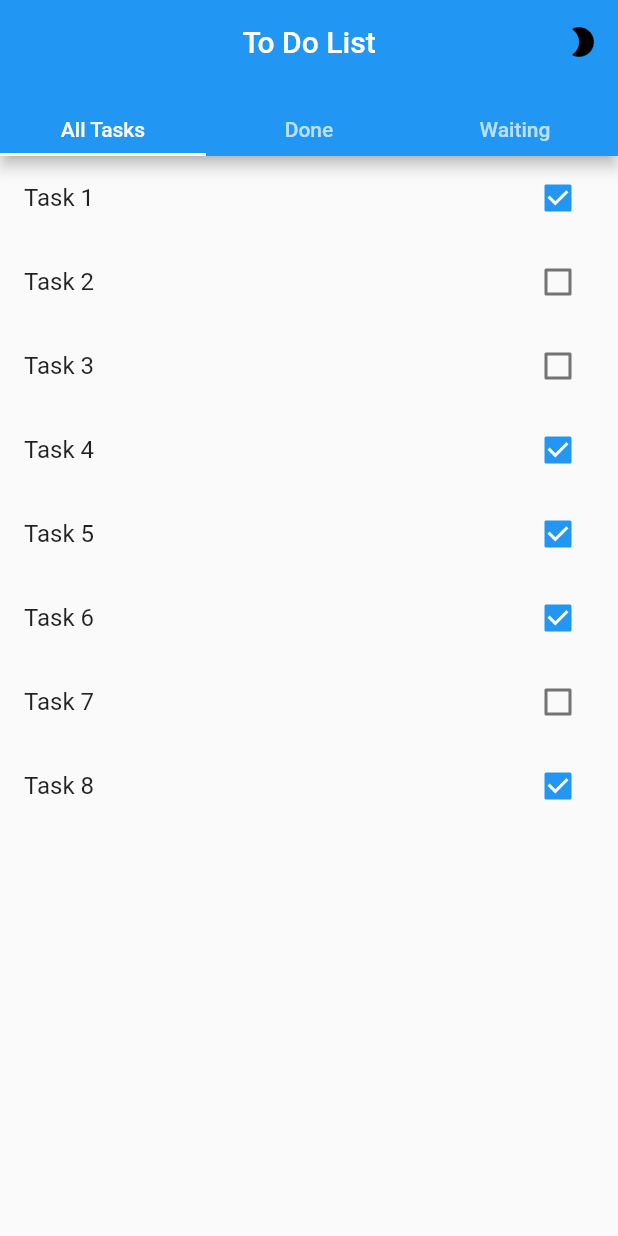
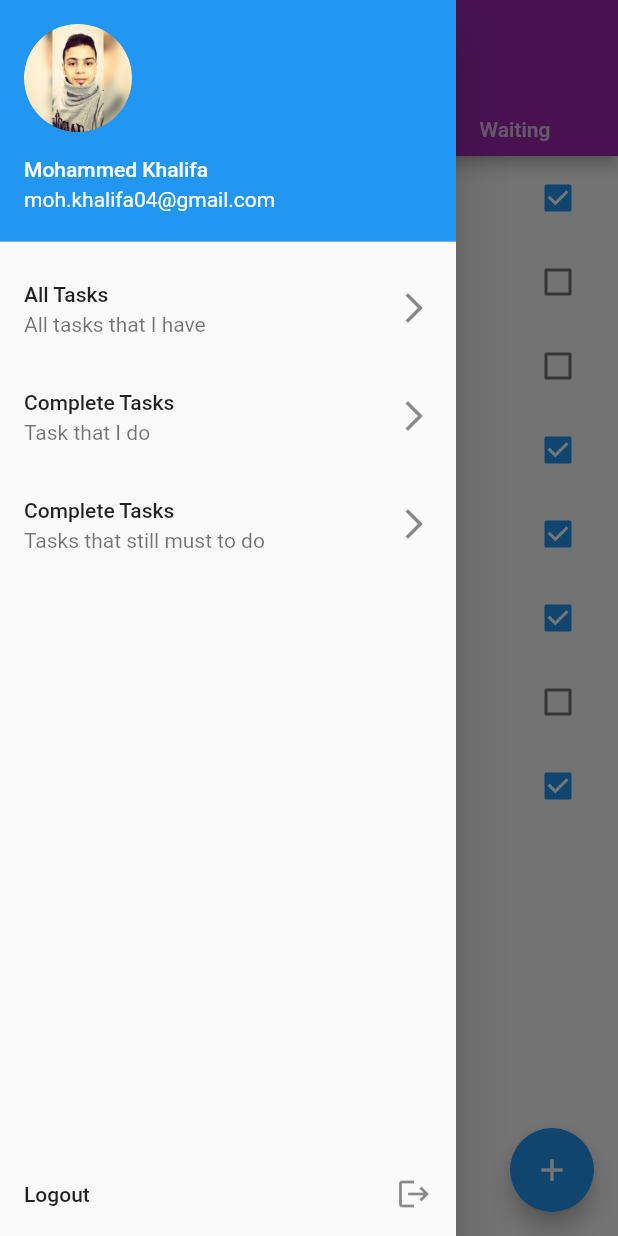
Before and after one commit to EngMo974/to_do_list_GSG, a Flutter app: the screen it shows after launch, with the side drawer open (before the commit the screen has no drawer), on a phone screen of 412 x 824 dp. Run offline on Flutter 3.47's test engine with Material 2 defaults, Android fonts, the phone set to English and light mode, and no system bars.

Commit message:
to do list add Drawer

```diff
--- a/lib/main.dart
+++ b/lib/main.dart
@@ -1,4 +1,6 @@
 import 'package:flutter/material.dart';
+import 'package:to_do_geeks/models/tasks_model.dart';
+import 'package:to_do_geeks/utilties/my_app_drawer.dart';
 
 import 'dummy_data.dart';
 
@@ -6,15 +8,15 @@ void main() {
   runApp(MyApp());
 }
 
-var themeData = ThemeData.light();
-
 class MyApp extends StatelessWidget {
   @override
   Widget build(BuildContext context) {
     return MaterialApp(
-      theme: themeData,
       debugShowCheckedModeBanner: false,
       title: 'To Do List',
+      theme: ThemeData(
+        primaryColor: Colors.purple,
+      ),
       home: MyList(),
     );
   }
@@ -27,22 +29,7 @@ class MyList extends StatefulWidget {
 
 class _MyListState extends State<MyList> with SingleTickerProviderStateMixin {
   var _tabController;
-  var icon = Icons.brightness_2_rounded;
-  var color = Colors.black;
-  bool isDark = false;
-  void changeTheme() {
-    if (!isDark) {
-      icon = Icons.wb_sunny;
-      color = Colors.yellow;
-      themeData = ThemeData.dark();
-      isDark = true;
-    } else {
-      icon = Icons.brightness_2_rounded;
-      color = Colors.black;
-      themeData = ThemeData.light();
-      isDark = false;
-    }
-  }
+  String title;
 
   @override
   void initState() {
@@ -51,27 +38,77 @@ class _MyListState extends State<MyList> with SingleTickerProviderStateMixin {
     _tabController = TabController(length: 3, vsync: this);
   }
 
+  myFun(int index) {
+    _tabController.animateTo(index);
+    Navigator.of(context).pop();
+  }
+
   @override
   Widget build(BuildContext context) {
     return Scaffold(
+      drawer: MyAppDrawer(
+        onTap1: () {
+          myFun(0);
+        },
+        onTap2: () {
+          myFun(1);
+        },
+        onTap3: () {
+          myFun(2);
+        },
+      ),
+      floatingActionButton: FloatingActionButton(
+        child: Icon(Icons.add),
+        onPressed: () {
+          showDialog(
+            context: context,
+            builder: (ctx) {
+              return Dialog(
+                child: Padding(
+                  padding: const EdgeInsets.all(16.0),
+                  child: Container(
+                    width: double.infinity,
+                    height: MediaQuery.of(context).size.height * 0.3,
+                    child: Column(
+                      children: [
+                        TextField(
+                          onChanged: (value) {
+                            title = value;
+                          },
+                          decoration: InputDecoration(
+                            border: OutlineInputBorder(
+                              borderSide:
+                                  BorderSide(color: Colors.teal, width: 2),
+                            ),
+                          ),
+                        ),
+                        RaisedButton(
+                          color: Colors.teal,
+                          onPressed: () {
+                            allTasks
+                                .add(Tasks(title: title, isAccepted: false));
+                            Navigator.of(context).pop();
+                            setState(() {});
+                          },
+                          child: Center(
+                            child: Text('Add Task'),
+                          ),
+                        ),
+                      ],
+                    ),
+                  ),
+                ),
+              );
+            },
+          );
+        },
+      ),
       appBar: AppBar(
         title: Text('To Do List'),
-        actions: [
-          IconButton(
-            icon: Icon(
-              icon,
-              color: color,
-            ),
-            onPressed: () {
-              setState(() {
-                changeTheme();
-              });
-            },
-          )
-        ],
         centerTitle: true,
         bottom: TabBar(
           controller: _tabController,
+          indicatorColor: Colors.purpleAccent,
           tabs: [
             Padding(
               padding: const EdgeInsets.all(8.0),
@@ -101,6 +138,15 @@ class _MyListState extends State<MyList> with SingleTickerProviderStateMixin {
             children: allTasks
                 .map(
                   (e) => ListTile(
+                    leading: IconButton(
+                      icon: Icon(Icons.delete),
+                      color: Colors.red,
+                      onPressed: () {
+                        allTasks.remove(e);
+                        showSnackBar('${e.title} Deleted');
+                        setState(() {});
+                      },
+                    ),
                     title: Text(e.title),
                     trailing: Checkbox(
                       value: e.isAccepted,
@@ -113,7 +159,8 @@ class _MyListState extends State<MyList> with SingleTickerProviderStateMixin {
                 )
                 .toList(),
           ),
-          Column(
+          SingleChildScrollView(
+            child: Column(
               children: allTasks
                   .where(
                     (element) => element.isAccepted == true,
@@ -131,6 +178,7 @@ class _MyListState extends State<MyList> with SingleTickerProviderStateMixin {
                     ),
                   )
                   .toList(),
+            ),
           ),
           Column(
             children: allTasks
@@ -155,4 +203,18 @@ class _MyListState extends State<MyList> with SingleTickerProviderStateMixin {
       ),
     );
   }
+
+  showSnackBar(String content) {
+    ScaffoldMessenger.of(context).showSnackBar(
+      SnackBar(
+        content: Text(content),
+        action: SnackBarAction(
+          label: "Close",
+          onPressed: () {
+            ScaffoldMessenger.of(context).hideCurrentSnackBar();
+          },
+        ),
+      ),
+    );
   }
+}
--- /dev/null
+++ b/lib/utilties/my_app_drawer.dart
@@ -0,0 +1,53 @@
+import 'package:flutter/material.dart';
+
+class MyAppDrawer extends StatelessWidget {
+  MyAppDrawer({
+    Key key,
+    this.onTap1,
+    this.onTap2,
+    this.onTap3,
+  }) : super(key: key);
+  Function onTap1;
+  Function onTap2;
+  Function onTap3;
+
+  @override
+  Widget build(BuildContext context) {
+    return Drawer(
+      child: Column(
+        children: [
+          UserAccountsDrawerHeader(
+            accountEmail: Text('moh.khalifa04@gmail.com'),
+            accountName: Text('Mohammed Khalifa'),
+            currentAccountPicture: CircleAvatar(
+              backgroundImage: AssetImage('assets/images/prof.jpg'),
+            ),
+          ),
+          ListTile(
+            title: Text('All Tasks'),
+            subtitle: Text('All tasks that I have'),
+            trailing: Icon(Icons.arrow_forward_ios_outlined),
+            onTap: onTap1,
+          ),
+          ListTile(
+            title: Text('Complete Tasks'),
+            subtitle: Text('Task that I do'),
+            trailing: Icon(Icons.arrow_forward_ios_outlined),
+            onTap: onTap2,
+          ),
+          ListTile(
+            title: Text('Complete Tasks'),
+            subtitle: Text('Tasks that still must to do'),
+            trailing: Icon(Icons.arrow_forward_ios_outlined),
+            onTap: onTap3,
+          ),
+          Spacer(),
+          ListTile(
+            title: Text('Logout'),
+            trailing: Icon(Icons.logout),
+          ),
+        ],
+      ),
+    );
+  }
+}
--- a/pubspec.yaml
+++ b/pubspec.yaml
@@ -45,8 +45,8 @@ flutter:
   uses-material-design: true
 
   # To add assets to your application, add an assets section, like this:
-  # assets:
-  #   - images/a_dot_burr.jpeg
+  assets:
+     - assets/images/
   #   - images/a_dot_ham.jpeg
 
   # An image asset can refer to one or more resolution-specific "variants", see
```
Also changed, not shown: assets/images/prof.jpg (added). Lines whose indentation alone changed are shown as unchanged.
